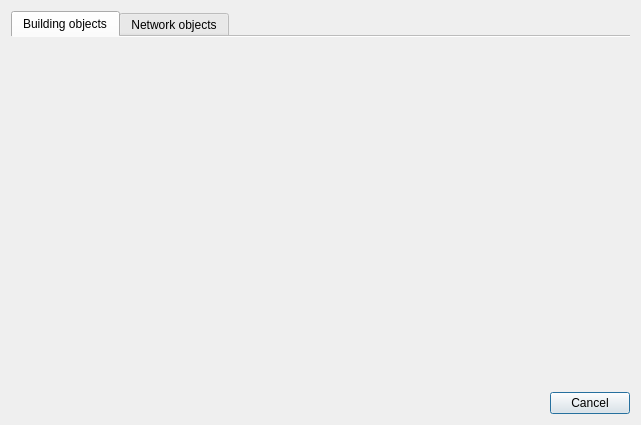
The window that SIM-VICUS/src/SVSmartSelectDialog.ui (ghorwin/SIM-VICUS) describes before a commit, drawn with Qt 5.
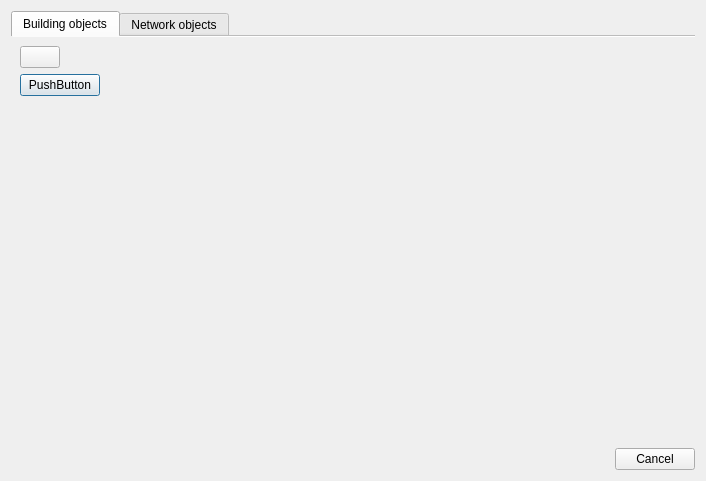
The same window after the commit. The open tabs and pages were chosen to show the change. Icons and pictures are not drawn. Custom widgets are drawn as their Qt base class.

Commit message: Smart select dialog.

```diff
--- a/SIM-VICUS/src/SVSmartSelectDialog.ui
+++ b/SIM-VICUS/src/SVSmartSelectDialog.ui
@@ -6,8 +6,8 @@
    <rect>
     <x>0</x>
     <y>0</y>
-    <width>641</width>
-    <height>425</height>
+    <width>706</width>
+    <height>481</height>
    </rect>
   </property>
   <property name="windowTitle">
@@ -29,6 +29,79 @@
       <attribute name="title">
        <string>Building objects</string>
       </attribute>
+      <layout class="QGridLayout" name="gridLayoutBuildings">
+       <item row="1" column="0">
+        <layout class="QVBoxLayout" name="verticalLayout">
+         <item>
+          <widget class="QPushButton" name="pushButton">
+           <property name="text">
+            <string>PushButton</string>
+           </property>
+          </widget>
+         </item>
+         <item>
+          <spacer name="verticalSpacer_2">
+           <property name="orientation">
+            <enum>Qt::Vertical</enum>
+           </property>
+           <property name="sizeHint" stdset="0">
+            <size>
+             <width>20</width>
+             <height>40</height>
+            </size>
+           </property>
+          </spacer>
+         </item>
+        </layout>
+       </item>
+       <item row="1" column="1">
+        <spacer name="horizontalSpacer_2">
+         <property name="orientation">
+          <enum>Qt::Horizontal</enum>
+         </property>
+         <property name="sizeHint" stdset="0">
+          <size>
+           <width>570</width>
+           <height>20</height>
+          </size>
+         </property>
+        </spacer>
+       </item>
+       <item row="0" column="0" colspan="2">
+        <layout class="QHBoxLayout" name="horizontalLayoutBreadCrums">
+         <item>
+          <widget class="QPushButton" name="pushButtonReset">
+           <property name="text">
+            <string/>
+           </property>
+           <property name="icon">
+            <iconset resource="../resources/SIM-VICUS.qrc">
+             <normaloff>:/gfx/actions/24x24/right.png</normaloff>:/gfx/actions/24x24/right.png</iconset>
+           </property>
+           <property name="iconSize">
+            <size>
+             <width>24</width>
+             <height>24</height>
+            </size>
+           </property>
+          </widget>
+         </item>
+         <item>
+          <spacer name="horizontalSpacer">
+           <property name="orientation">
+            <enum>Qt::Horizontal</enum>
+           </property>
+           <property name="sizeHint" stdset="0">
+            <size>
+             <width>40</width>
+             <height>20</height>
+            </size>
+           </property>
+          </spacer>
+         </item>
+        </layout>
+       </item>
+      </layout>
      </widget>
      <widget class="QWidget" name="tabNetworkObjects">
       <attribute name="title">
```
Left out of the diff: 6 changed lines with no effect on the pictures. The commit also changes 6 other files.
